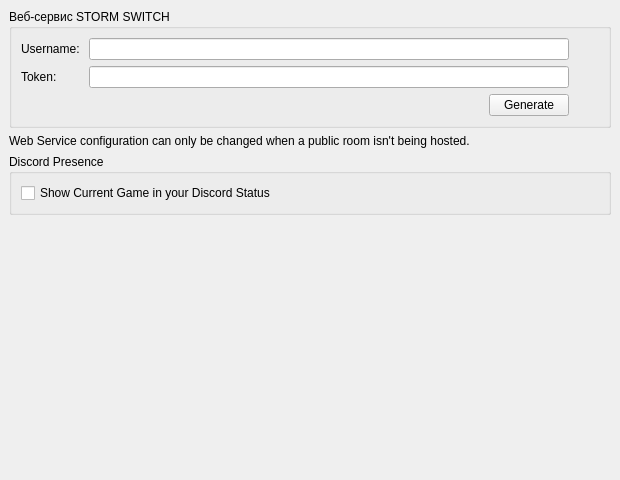
Before: the Qt Designer form src/storm_switch/configuration/configure_web.ui in ReiKatari/STORM_SWITCH, drawn with Qt 5.
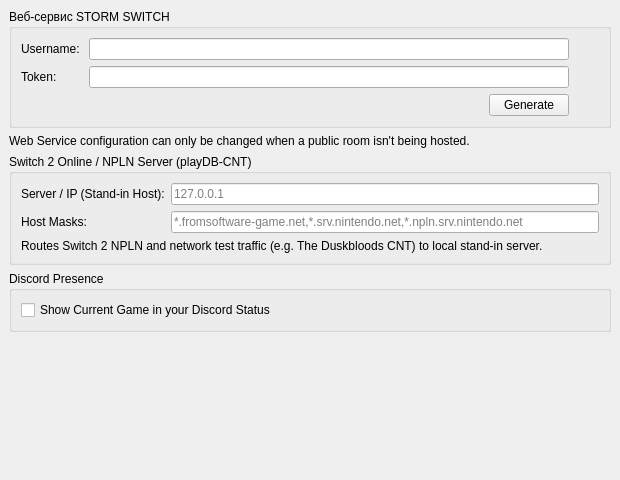
After: the same form once the commit is applied.

Commit message: Release STORM SWITCH 17.0.0

Patch:
```diff
--- a/src/storm_switch/configuration/configure_web.ui
+++ b/src/storm_switch/configuration/configure_web.ui
@@ -166,6 +166,57 @@
      </item>
     </layout>
    </item>
+   <item>
+    <widget class="QGroupBox" name="groupBoxNx2Online">
+     <property name="title">
+      <string>Switch 2 Online / NPLN Server (playDB-CNT)</string>
+     </property>
+     <layout class="QVBoxLayout" name="verticalLayoutNx2Online">
+      <item>
+       <layout class="QGridLayout" name="gridLayoutNx2Online">
+        <item row="0" column="0">
+         <widget class="QLabel" name="label_nx2_server">
+          <property name="text">
+           <string>Server / IP (Stand-in Host):</string>
+          </property>
+         </widget>
+        </item>
+        <item row="0" column="1">
+         <widget class="QLineEdit" name="edit_nx2_online_server">
+          <property name="placeholderText">
+           <string>127.0.0.1</string>
+          </property>
+         </widget>
+        </item>
+        <item row="1" column="0">
+         <widget class="QLabel" name="label_nx2_hosts">
+          <property name="text">
+           <string>Host Masks:</string>
+          </property>
+         </widget>
+        </item>
+        <item row="1" column="1">
+         <widget class="QLineEdit" name="edit_nx2_online_hosts">
+          <property name="placeholderText">
+           <string>*.fromsoftware-game.net,*.srv.nintendo.net,*.npln.srv.nintendo.net</string>
+          </property>
+         </widget>
+        </item>
+        <item row="2" column="0" colspan="2">
+         <widget class="QLabel" name="label_nx2_info">
+          <property name="text">
+           <string>Routes Switch 2 NPLN and network test traffic (e.g. The Duskbloods CNT) to local stand-in server.</string>
+          </property>
+          <property name="wordWrap">
+           <bool>true</bool>
+          </property>
+         </widget>
+        </item>
+       </layout>
+      </item>
+     </layout>
+    </widget>
+   </item>
    <item>
     <widget class="QGroupBox" name="discord_group">
      <property name="title">
```
The commit also changes 63 other files.
